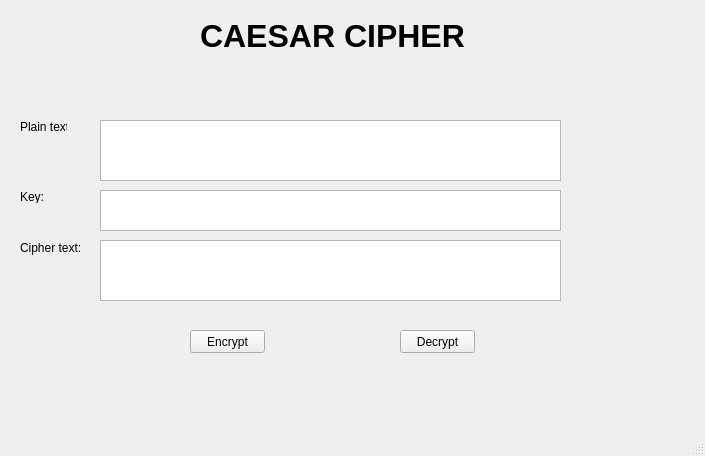
This is lab-03/ui/caesar.ui in luan0867596981-dv/bmttnc-hutech-2380601293 as Qt 5 draws it before an edit. The edited form follows.
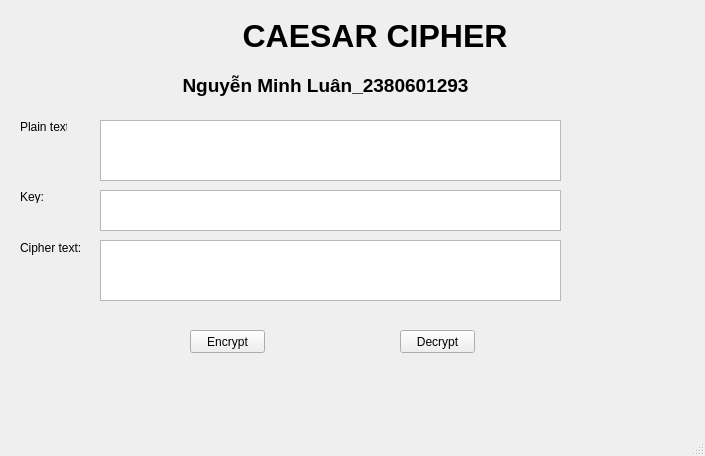
This is the edited form.

What changed in the file:
```diff
--- a/lab-03/ui/caesar.ui
+++ b/lab-03/ui/caesar.ui
@@ -33,6 +33,9 @@
     <property name="text">
      <string>CAESAR CIPHER</string>
     </property>
+    <property name="alignment">
+     <set>Qt::AlignCenter</set>
+    </property>
    </widget>
    <widget class="QLabel" name="plain_text">
     <property name="geometry">
@@ -140,13 +143,16 @@
     </property>
     <property name="font">
      <font>
-      <pointsize>16</pointsize>
+      <pointsize>14</pointsize>
       <weight>75</weight>
       <bold>true</bold>
      </font>
     </property>
     <property name="text">
-     <string></string>
+     <string>Nguyễn Minh Luân_2380601293</string>
+    </property>
+    <property name="alignment">
+     <set>Qt::AlignCenter</set>
     </property>
    </widget>
   </widget>
```
